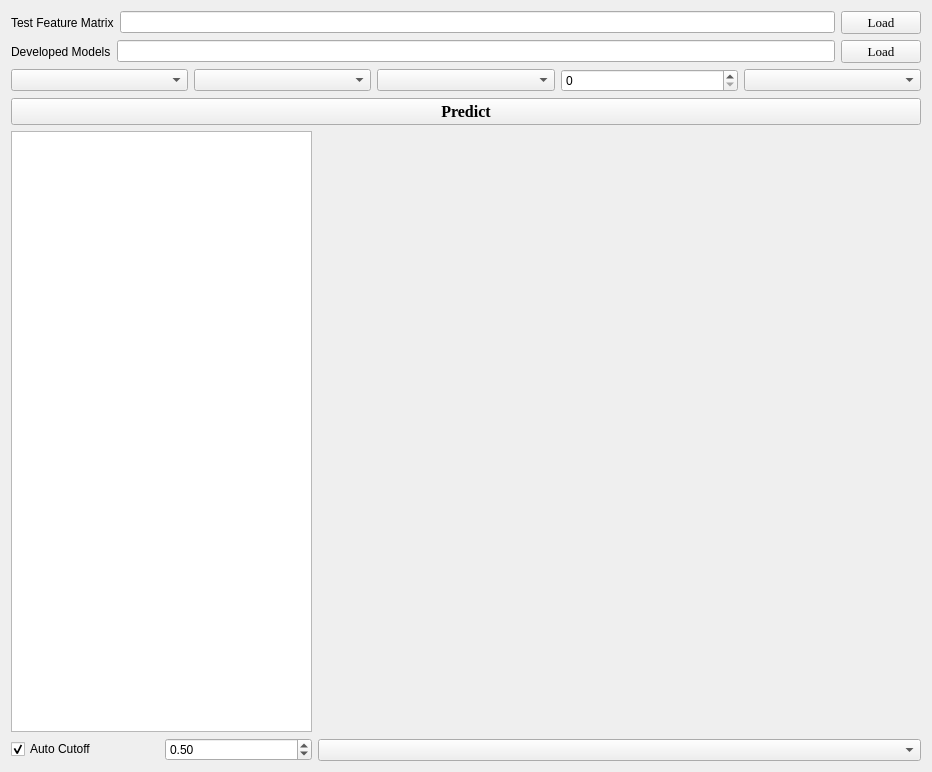
Before: the Qt Designer form BC/GUI/ModelPrediction.ui in salan668/FAE, drawn with Qt 5.
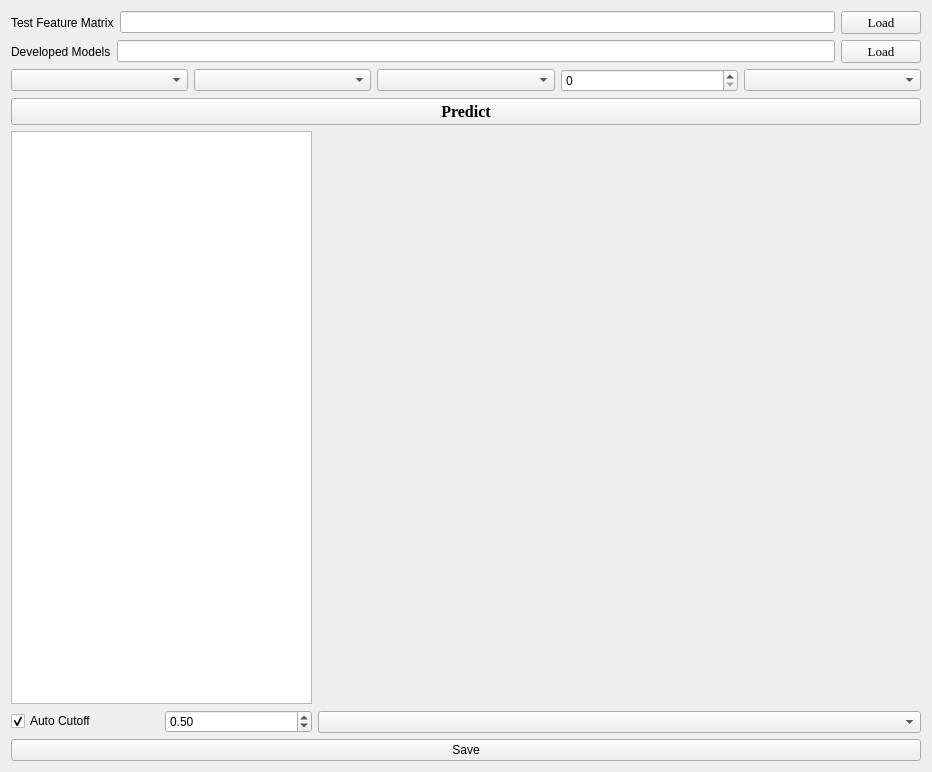
After: the same form once the commit is applied. Custom widgets are drawn as their Qt base class.

Commit message: Add external prediction Save function.

```diff
--- a/BC/GUI/ModelPrediction.ui
+++ b/BC/GUI/ModelPrediction.ui
@@ -170,6 +170,13 @@
        </item>
       </layout>
      </item>
+     <item>
+      <widget class="QPushButton" name="buttonSave">
+       <property name="text">
+        <string>Save</string>
+       </property>
+      </widget>
+     </item>
     </layout>
    </item>
   </layout>
```
The commit also changes 7 other files.
